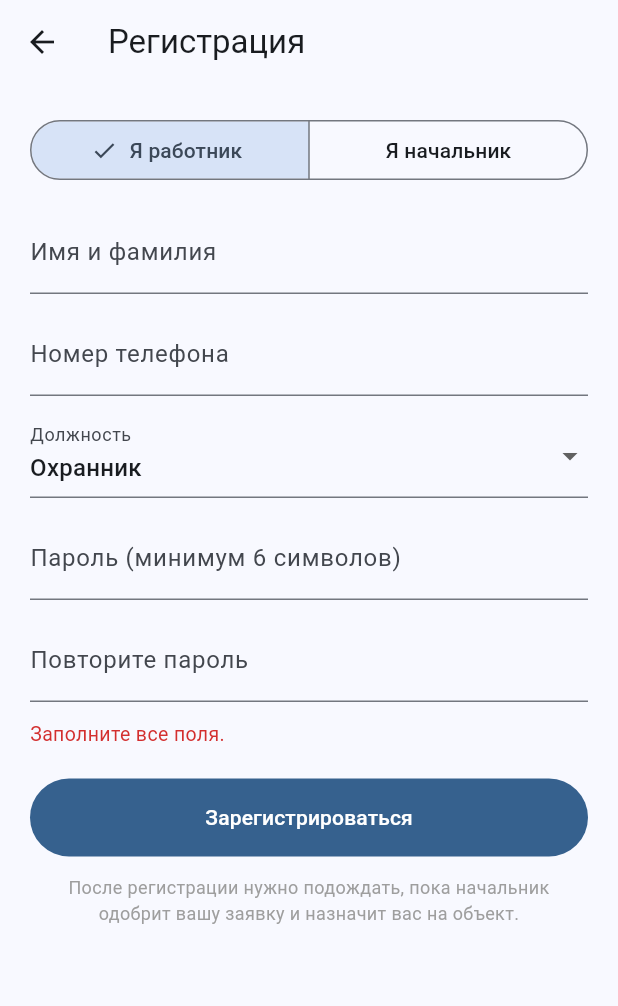
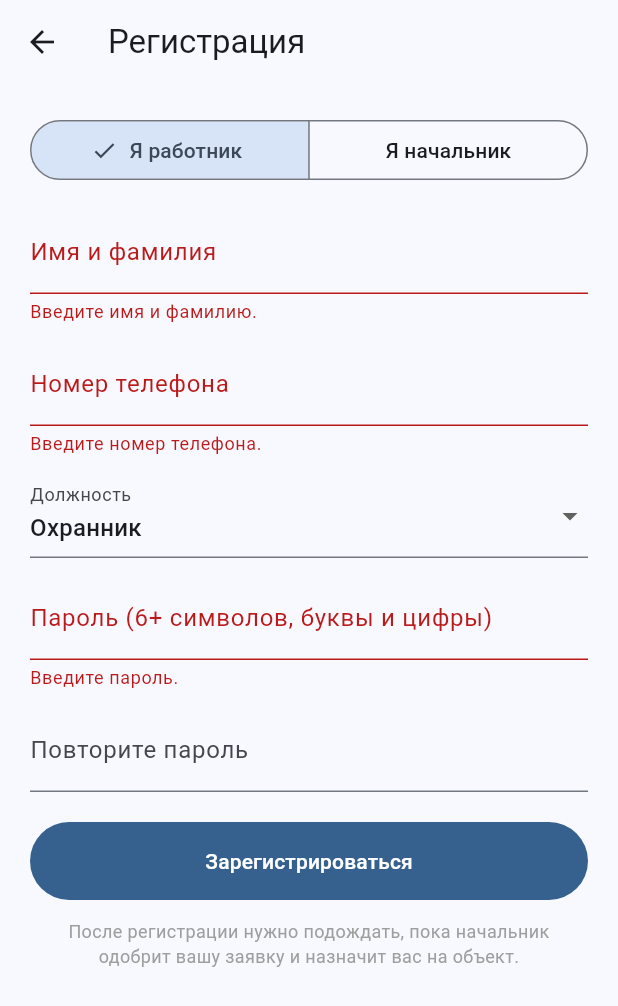
Before and after one commit to Sultan2728/Guard-Tracker, a Flutter app: the RegisterScreen screen opened directly, after a tap on "Зарегистрироваться", on a phone screen of 412 x 824 dp. Shown: the top 1006 px of the screen. Run offline on Flutter 3.47's test engine with Material 3 defaults, Android fonts, the phone set to English and light mode, and no system bars; our stand-ins replace cloud_firestore, firebase_auth, firebase_core, flutter_map, geolocator, latlong2; accounts and stored records are empty; generated files the repository leaves out were written again.

Commit message:
Add registration/login validation and canonical phone numbers
Co-Authored-By: Claude Sonnet 5.5 <noreply@anthropic.com>
Claude-Session: https://claude.ai/code/session_019z6GsyrL6Fmohjx2Uetiu6

```diff
--- a/lib/screens/auth_screen.dart
+++ b/lib/screens/auth_screen.dart
@@ -1,6 +1,7 @@
 import 'package:firebase_auth/firebase_auth.dart';
 import 'package:flutter/material.dart';
 import '../services/auth_service.dart';
+import '../utils/validators.dart';
 import 'register_screen.dart';
 
 /// The app's entry point when nobody is signed in: a login form, with a
@@ -27,6 +28,11 @@ class _AuthScreenState extends State<AuthScreen> {
   }
 
   Future<void> _login() async {
+    final phoneErr = validatePhone(_phoneCtrl.text);
+    if (phoneErr != null || _passwordCtrl.text.isEmpty) {
+      setState(() => _error = phoneErr ?? 'Введите пароль.');
+      return;
+    }
     setState(() {
       _loading = true;
       _error = null;
--- a/lib/screens/register_screen.dart
+++ b/lib/screens/register_screen.dart
@@ -2,6 +2,7 @@ import 'package:firebase_auth/firebase_auth.dart';
 import 'package:flutter/material.dart';
 import '../models/worker.dart';
 import '../services/auth_service.dart';
+import '../utils/validators.dart';
 
 /// Registration for a new worker (guard, cleaner, plumber, …) or a new
 /// boss account. Worker accounts start 'pending' until the boss approves
@@ -25,6 +26,7 @@ class _RegisterScreenState extends State<RegisterScreen> {
   String _role = kWorkerRoles.first;
   bool _loading = false;
   String? _error;
+  String? _nameErr, _phoneErr, _roleErr, _passErr, _confirmErr;
 
   @override
   void dispose() {
@@ -42,18 +44,20 @@ class _RegisterScreenState extends State<RegisterScreen> {
     final password = _passwordCtrl.text;
     final role = _role == 'Другое' ? _customRoleCtrl.text.trim() : _role;
 
-    if (name.isEmpty || phone.isEmpty || password.isEmpty) {
-      setState(() => _error = 'Заполните все поля.');
-      return;
-    }
-    if (!_isBoss && role.isEmpty) {
-      setState(() => _error = 'Укажите должность.');
-      return;
-    }
-    if (password != _passwordConfirmCtrl.text) {
-      setState(() => _error = 'Пароли не совпадают.');
-      return;
-    }
+    final nameErr = validateName(name);
+    final phoneErr = validatePhone(phone);
+    final roleErr = (!_isBoss && _role == 'Другое') ? validateCustomRole(role) : null;
+    final passErr = validatePassword(password);
+    final confirmErr = password != _passwordConfirmCtrl.text ? 'Пароли не совпадают.' : null;
+    setState(() {
+      _nameErr = nameErr;
+      _phoneErr = phoneErr;
+      _roleErr = roleErr;
+      _passErr = passErr;
+      _confirmErr = confirmErr;
+      _error = null;
+    });
+    if ([nameErr, phoneErr, roleErr, passErr, confirmErr].any((e) => e != null)) return;
 
     setState(() {
       _loading = true;
@@ -101,13 +105,13 @@ class _RegisterScreenState extends State<RegisterScreen> {
               const SizedBox(height: 16),
               TextField(
                 controller: _nameCtrl,
-                decoration: const InputDecoration(labelText: 'Имя и фамилия'),
+                decoration: InputDecoration(labelText: 'Имя и фамилия', errorText: _nameErr),
               ),
               const SizedBox(height: 12),
               TextField(
                 controller: _phoneCtrl,
                 keyboardType: TextInputType.phone,
-                decoration: const InputDecoration(labelText: 'Номер телефона', hintText: '+7 7XX XXX XX XX'),
+                decoration: InputDecoration(labelText: 'Номер телефона', hintText: '+7 7XX XXX XX XX', errorText: _phoneErr),
               ),
               if (!_isBoss) ...[
                 const SizedBox(height: 12),
@@ -123,7 +127,7 @@ class _RegisterScreenState extends State<RegisterScreen> {
                   const SizedBox(height: 12),
                   TextField(
                     controller: _customRoleCtrl,
-                    decoration: const InputDecoration(labelText: 'Укажите должность'),
+                    decoration: InputDecoration(labelText: 'Укажите должность', errorText: _roleErr),
                   ),
                 ],
               ],
@@ -131,13 +135,13 @@ class _RegisterScreenState extends State<RegisterScreen> {
               TextField(
                 controller: _passwordCtrl,
                 obscureText: true,
-                decoration: const InputDecoration(labelText: 'Пароль (минимум 6 символов)'),
+                decoration: InputDecoration(labelText: 'Пароль (6+ символов, буквы и цифры)', errorText: _passErr),
               ),
               const SizedBox(height: 12),
               TextField(
                 controller: _passwordConfirmCtrl,
                 obscureText: true,
-                decoration: const InputDecoration(labelText: 'Повторите пароль'),
+                decoration: InputDecoration(labelText: 'Повторите пароль', errorText: _confirmErr),
               ),
               if (_error != null) ...[
                 const SizedBox(height: 12),
--- a/lib/services/auth_service.dart
+++ b/lib/services/auth_service.dart
@@ -1,6 +1,7 @@
 import 'package:cloud_firestore/cloud_firestore.dart';
 import 'package:firebase_auth/firebase_auth.dart';
 import '../models/worker.dart';
+import '../utils/validators.dart';
 
 /// Wraps Firebase Authentication for login/registration, and keeps the
 /// matching Firestore `workers/{uid}` profile document in sync.
@@ -19,7 +20,9 @@ class AuthService {
   User? get currentUser => _auth.currentUser;
   Stream<User?> get authStateChanges => _auth.authStateChanges();
 
-  String normalizePhone(String raw) => raw.replaceAll(RegExp(r'[^0-9]'), '');
+  /// Canonical 11-digit form (7XXXXXXXXXX) so 8-/+7-/bare formats are one account.
+  String normalizePhone(String raw) =>
+      canonicalPhone(raw) ?? raw.replaceAll(RegExp(r'[^0-9]'), '');
 
   String _emailForPhone(String phone) => '${normalizePhone(phone)}@guardtracker.local';
 
--- /dev/null
+++ b/lib/utils/validators.dart
@@ -0,0 +1,51 @@
+/// Form validation helpers for registration/login. Each returns an error
+/// message in Russian, or null when the value is valid.
+
+/// Canonical form of a Kazakhstan/Russia phone number: 11 digits starting
+/// with 7 (so "+7 707 123 45 67", "8 707 123 45 67" and "707 123 45 67"
+/// are all the same account). Returns null if it can't be a valid number.
+String? canonicalPhone(String raw) {
+  var d = raw.replaceAll(RegExp(r'[^0-9]'), '');
+  if (d.length == 11 && d.startsWith('8')) d = '7${d.substring(1)}';
+  if (d.length == 10) d = '7$d';
+  if (d.length == 11 && d.startsWith('7')) return d;
+  return null;
+}
+
+String? validateName(String v) {
+  final s = v.trim();
+  if (s.isEmpty) return 'Введите имя и фамилию.';
+  if (s.length < 2) return 'Имя слишком короткое.';
+  if (s.length > 60) return 'Имя слишком длинное.';
+  if (!RegExp(r"^[A-Za-zА-Яа-яЁёӘәҒғҚқҢңӨөҰұҮүҺһІі\s\-']+$").hasMatch(s)) {
+    return 'Имя может содержать только буквы, пробел и дефис.';
+  }
+  return null;
+}
+
+String? validatePhone(String v) {
+  if (v.trim().isEmpty) return 'Введите номер телефона.';
+  if (canonicalPhone(v) == null) {
+    return 'Неверный номер. Пример: +7 707 123 45 67';
+  }
+  return null;
+}
+
+String? validatePassword(String v) {
+  if (v.isEmpty) return 'Введите пароль.';
+  if (v.length < 6) return 'Пароль — минимум 6 символов.';
+  if (v.length > 64) return 'Пароль слишком длинный.';
+  if (v.contains(' ')) return 'Пароль не должен содержать пробелы.';
+  if (!RegExp(r'[A-Za-zА-Яа-я]').hasMatch(v) || !RegExp(r'[0-9]').hasMatch(v)) {
+    return 'Пароль должен содержать и буквы, и цифры.';
+  }
+  return null;
+}
+
+String? validateCustomRole(String v) {
+  final s = v.trim();
+  if (s.isEmpty) return 'Укажите должность.';
+  if (s.length < 3) return 'Должность слишком короткая.';
+  if (s.length > 30) return 'Должность слишком длинная.';
+  return null;
+}
```
